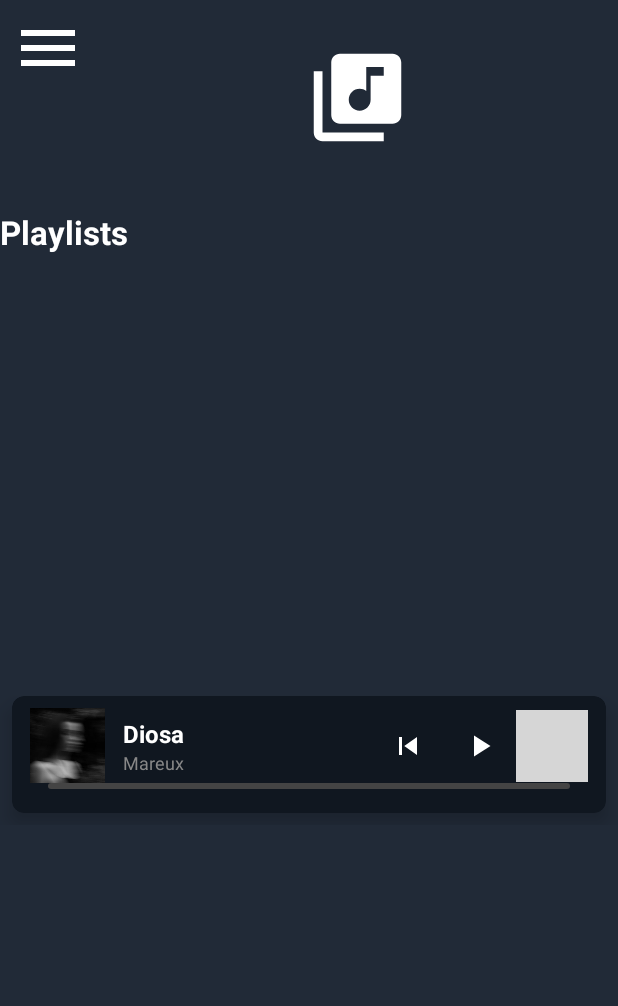
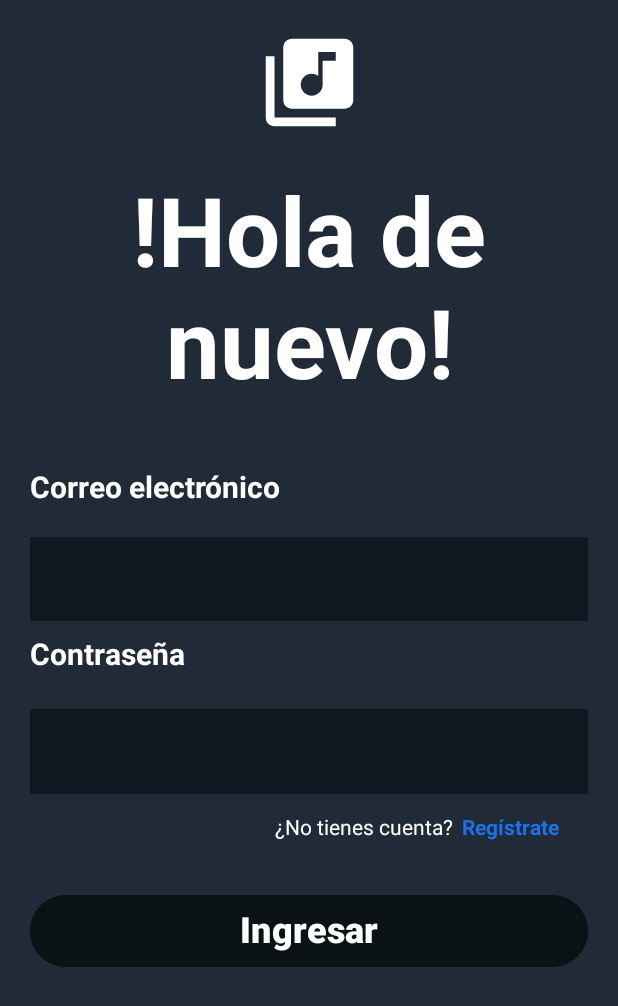
Before and after one commit to juansuarezb/CleanSound, an Android app: the screen it shows after launch (MainActivity before the commit, LoginActivity after it), on a phone screen of 412 x 824 dp. Shown: the top 1006 px of the screen. Run offline under Robolectric (Android 15) with nearby library versions, the phone set to English and light mode, and no system bars; grey boxes are pictures that could not be loaded.

Commit message:
refactor: Update Login UI and set as launcher
The login screen UI has been significantly updated with improved styling for input fields, the addition of a "Register" text, and a styled login button. `LoginActivity` is now set as the launcher activity, and basic navigation to `MainActivity` upon login button click has been implemented.

- **`activity_login.xml`**:
    - Enhanced `EditText` fields for email and password with consistent padding, height, and margins.
    - Added a "Login" `Button` (`btnLogin`) with custom background color.
    - Added `TextViews` for "Don't have an account?" and a "Register" link.
    - Adjusted various layout margins for better alignment.

- **`AndroidManifest.xml`**:
    - The `<intent-filter>` for the `LAUNCHER` action was moved from `MainActivity` to `LoginActivity`, making it the app's entry point.

- **`LoginActivity.kt`**:
    - Added an `OnClickListener` to the `btnLogin` button that navigates to `MainActivity` and finishes the login activity.

- **`colors.xml`**:
    - Added new color resources for the login button (`boton`) and the register link (`ancle`).

- **`strings.xml`**:
    - Added new string resources for "Ingresar" and "¿No tienes cuenta?".
    - Simplified the "Correo electrónico" string.

- **`MainActivity.kt`**:
    - Updated the `FragmentContainerView` ID from `miniPlayerContainer` to `bottomPlayer` to match the layout file.

```diff
--- a/app/src/main/AndroidManifest.xml
+++ b/app/src/main/AndroidManifest.xml
@@ -14,9 +14,10 @@
         <activity
             android:name=".LoginActivity"
             android:exported="true">
-
-
-
+            <intent-filter>
+                <action android:name="android.intent.action.MAIN" />
+                <category android:name="android.intent.category.LAUNCHER" />
+            </intent-filter>
         </activity>
         <activity
             android:name=".NowPlayingActivity"
@@ -27,10 +28,6 @@
         <activity
             android:name=".MainActivity"
             android:exported="true">
-            <intent-filter>
-                <action android:name="android.intent.action.MAIN" />
-                <category android:name="android.intent.category.LAUNCHER" />
-            </intent-filter>
         </activity>
     </application>
 
--- a/app/src/main/java/com/cleansound/cleansound/LoginActivity.kt
+++ b/app/src/main/java/com/cleansound/cleansound/LoginActivity.kt
@@ -1,6 +1,8 @@
 package com.cleansound.cleansound
 
+import android.content.Intent
 import android.os.Bundle
+import android.widget.Button
 import androidx.activity.enableEdgeToEdge
 import androidx.appcompat.app.AppCompatActivity
 import androidx.core.view.ViewCompat
@@ -11,6 +13,12 @@ class LoginActivity : AppCompatActivity() {
         super.onCreate(savedInstanceState)
         enableEdgeToEdge()
         setContentView(R.layout.activity_login)
+        val btnLogin = findViewById<Button>(R.id.btnLogin)
+        btnLogin.setOnClickListener {
+            val intent = Intent(this, MainActivity::class.java)
+            startActivity(intent)
+            finish() // opcional: evita volver al login con "atrás"
+        }
         ViewCompat.setOnApplyWindowInsetsListener(findViewById(R.id.login)) { v, insets ->
             val systemBars = insets.getInsets(WindowInsetsCompat.Type.systemBars())
             v.setPadding(systemBars.left, systemBars.top, systemBars.right, systemBars.bottom)
--- a/app/src/main/java/com/cleansound/cleansound/MainActivity.kt
+++ b/app/src/main/java/com/cleansound/cleansound/MainActivity.kt
@@ -29,9 +29,10 @@ class MainActivity : AppCompatActivity() {
         }
         if (savedInstanceState == null) {
             supportFragmentManager.beginTransaction()
-                .replace(R.id.miniPlayerContainer, MiniPlayerFragment())
+                .replace(R.id.bottomPlayer, MiniPlayerFragment())
                 .commit()
         }
+
     }
 
 }
--- a/app/src/main/res/layout/activity_login.xml
+++ b/app/src/main/res/layout/activity_login.xml
@@ -19,7 +19,7 @@
         app:layout_constraintTop_toTopOf="parent"
         app:layout_constraintEnd_toEndOf="parent"
         app:layout_constraintStart_toStartOf="parent"
-        android:layout_marginTop="30dp"
+        android:layout_marginTop="20dp"
         />
     <TextView
         android:id="@+id/tVMensajeBienvenida"
@@ -32,7 +32,7 @@
         app:layout_constraintStart_toStartOf="parent"
         app:layout_constraintEnd_toEndOf="parent"
         app:layout_constraintTop_toBottomOf="@+id/iVLogoInicio"
-        android:layout_marginTop="@android:dimen/app_icon_size"
+        android:layout_marginTop="20dp"
         android:gravity="center"
         />
     <TextView
@@ -51,16 +51,21 @@
     <EditText
         android:id="@+id/etCorreo"
         android:layout_width="0dp"
-        android:autofillHints=""
+        android:layout_height="wrap_content"
+        android:minHeight="56dp"
+        android:padding="16dp"
         android:background="@color/contenedor"
-        android:layout_height="wrap_content"
         android:textColor="@android:color/white"
+        android:textSize="16sp"
         app:layout_constraintTop_toBottomOf="@id/tvCorreo"
         app:layout_constraintStart_toStartOf="parent"
         app:layout_constraintEnd_toEndOf="parent"
         android:layout_marginStart="20dp"
         android:layout_marginEnd="20dp"
-        tools:ignore="LabelFor" />
+        android:layout_marginTop="20dp"
+        tools:ignore="LabelFor"
+
+        />
     <TextView
         android:id="@+id/tvPassword"
         android:layout_width="wrap_content"
@@ -71,22 +76,60 @@
         android:textStyle="bold"
         app:layout_constraintTop_toBottomOf="@id/etCorreo"
         app:layout_constraintStart_toStartOf="parent"
-        android:layout_marginTop="24dp"
-        android:layout_marginStart="20dp"/>
+        android:layout_marginTop="8dp"
+        android:layout_marginStart="20dp" />
     <EditText
         android:id="@+id/etPassword"
         android:layout_width="0dp"
         android:layout_height="wrap_content"
+        android:minHeight="56dp"
+        android:padding="16dp"
         android:background="@color/contenedor"
-        android:importantForAutofill="no"
         android:textColor="@android:color/white"
         android:inputType="textPassword"
         app:layout_constraintTop_toBottomOf="@id/tvPassword"
         app:layout_constraintStart_toStartOf="parent"
         app:layout_constraintEnd_toEndOf="parent"
         android:layout_marginStart="20dp"
+        android:layout_marginEnd="20dp"/>
+    <TextView
+        android:id="@+id/tvNoCuenta"
+        android:layout_width="wrap_content"
+        android:layout_height="wrap_content"
+        android:text="@string/no_tienes_cuenta"
+        android:textSize="14sp"
+        android:textColor="@android:color/white"
+        app:layout_constraintTop_toBottomOf="@id/etPassword"
+        app:layout_constraintEnd_toEndOf="parent"
+        android:layout_marginTop="12dp"
+        android:layout_marginEnd="110dp"
+        />
+    <TextView
+        android:id="@+id/tvRegistrate"
+        android:layout_width="wrap_content"
+        android:layout_height="wrap_content"
+        android:text="Regístrate"
+        android:textSize="14sp"
+        android:textColor="@color/ancle"
+        android:textStyle="bold"
+        app:layout_constraintBaseline_toBaselineOf="@id/tvNoCuenta"
+        app:layout_constraintStart_toEndOf="@id/tvNoCuenta"
+        android:layout_marginStart="6dp"
+        />
+    <Button
+        android:id="@+id/btnLogin"
+        android:layout_width="0dp"
+        android:layout_height="56dp"
+        android:text="@string/iniciar_sesion"
+        android:textSize="24sp"
+        android:textStyle="bold"
+        android:textColor="@android:color/white"
+        android:backgroundTint="@color/boton"
+        android:layout_marginTop="32dp"
+        android:layout_marginStart="20dp"
         android:layout_marginEnd="20dp"
-        android:layout_marginTop="8dp"
-        tools:ignore="LabelFor" />
+        app:layout_constraintTop_toBottomOf="@id/tvRegistrate"
+        app:layout_constraintStart_toStartOf="parent"
+        app:layout_constraintEnd_toEndOf="parent" />
 
 </androidx.constraintlayout.widget.ConstraintLayout>
--- a/app/src/main/res/layout/activity_main.xml
+++ b/app/src/main/res/layout/activity_main.xml
@@ -8,7 +8,6 @@
     android:layout_height="match_parent"
     android:background="@color/bgPrincipal"
     tools:context=".MainActivity">
-
     <!-- Botón hamburguesa -->
     <ImageButton
         android:id="@+id/iBMenuHamburguesa"
@@ -17,23 +16,19 @@
         android:background="@android:color/transparent"
         android:padding="8dp"
         android:src="@drawable/ic_hamburguesa"
+        app:layout_constraintStart_toStartOf="parent"
         app:layout_constraintTop_toTopOf="parent"
-        app:layout_constraintStart_toStartOf="parent" />
-
-    <!-- Logo -->
+        android:layout_marginTop="36dp"
+        />
     <ImageView
         android:id="@+id/iVLogoInicio"
         android:layout_width="70dp"
         android:layout_height="70dp"
-        android:layout_marginTop="30dp"
+        android:layout_marginTop="36dp"
         android:src="@drawable/logo"
         app:layout_constraintTop_toTopOf="parent"
-        app:layout_constraintStart_toEndOf="@id/iBMenuHamburguesa"
+        app:layout_constraintStart_toStartOf="parent"
         app:layout_constraintEnd_toEndOf="parent" />
-
-    <!-- Título Playlist -->
-
-    <!-- CONTENEDOR DEL MINI PLAYER -->
     <TextView
         android:id="@+id/tVPlaylists"
         android:layout_width="wrap_content"
@@ -43,15 +38,16 @@
         android:textColor="@android:color/white"
         android:textSize="22sp"
         android:textStyle="bold"
+        android:layout_marginLeft="20dp"
         app:layout_constraintStart_toStartOf="parent"
         app:layout_constraintTop_toBottomOf="@id/iBMenuHamburguesa" />
 
     <androidx.fragment.app.FragmentContainerView
-        android:id="@+id/miniPlayerContainer"
-        android:layout_width="match_parent"
+        android:id="@+id/bottomPlayer"
+        android:layout_width="0dp"
         android:layout_height="wrap_content"
-        android:layout_marginTop="12dp"
-        app:layout_constraintTop_toBottomOf="@id/tVPlaylists"
+        android:layout_marginBottom="20dp"
+        tools:layout="@layout/fragment_mini_player"
         app:layout_constraintStart_toStartOf="parent"
         app:layout_constraintEnd_toEndOf="parent"
         app:layout_constraintBottom_toBottomOf="parent" />
--- a/app/src/main/res/layout/activity_playlist.xml
+++ b/app/src/main/res/layout/activity_playlist.xml
@@ -198,6 +198,7 @@
         android:id="@+id/bottomPlayer"
         android:layout_width="match_parent"
         android:layout_height="wrap_content"
+        android:layout_marginBottom="20dp"
         android:layout_alignParentBottom="true"
         tools:layout="@layout/fragment_mini_player" />
 </RelativeLayout>
--- a/app/src/main/res/values/colors.xml
+++ b/app/src/main/res/values/colors.xml
@@ -3,4 +3,6 @@
     <color name="bgPrincipal">#212A37</color>
     <color name="white">#FFFFFF</color>
     <color name="contenedor">#101720</color>
+    <color name="boton">#0B1215</color>
+    <color name="ancle">#1A73E8</color>
 </resources>
--- a/app/src/main/res/values/strings.xml
+++ b/app/src/main/res/values/strings.xml
@@ -12,9 +12,11 @@
     <string name="diosa">Diosa</string>
     <string name="mareux">Mareux</string>
     <string name="saludos">!Hola de nuevo!</string>
-    <string name="correo">Correo electrónico o nombre de usuario\n</string>
+    <string name="correo">Correo electrónico</string>
     <string name="contrasena">Contraseña\n</string>
     <string name="logo">Logo</string>
     <!-- TODO: Remove or change this placeholder text -->
     <string name="hello_blank_fragment">Hello blank fragment</string>
+    <string name="iniciar_sesion">Ingresar\n</string>
+    <string name="no_tienes_cuenta">¿No tienes cuenta?</string>
 </resources>
```
